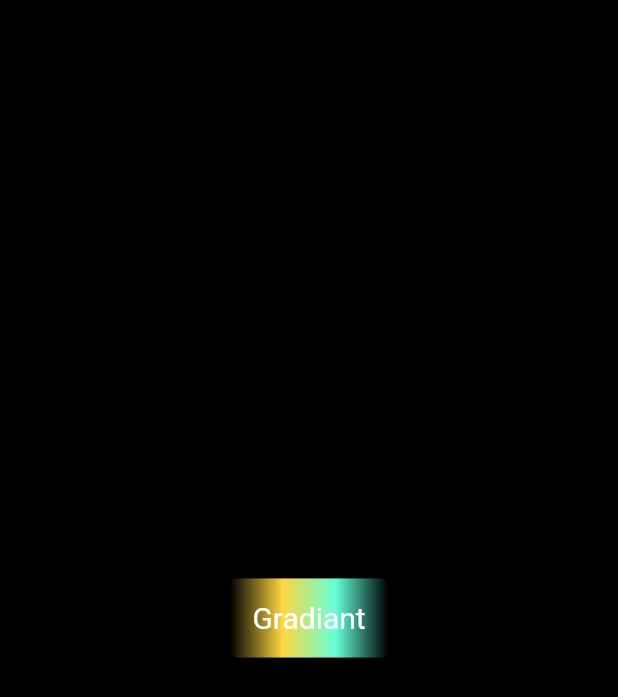
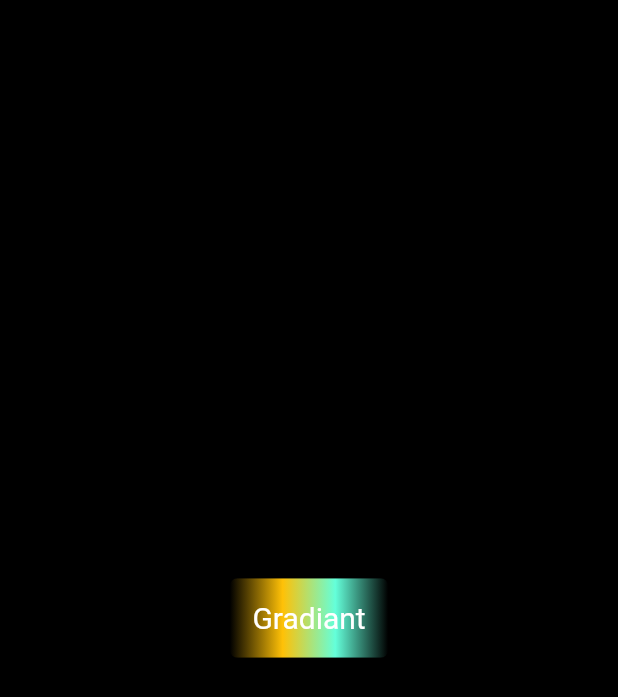
Before and after one commit to Masfiqun/All_in_one_daily_usage_app, a Flutter app: the timer_page screen opened directly, on a phone screen of 412 x 824 dp. Shown: the top 697 px of the screen. Run offline on Flutter 3.47's test engine with Material 3 defaults, Android fonts, the phone set to English and light mode, and no system bars; our stand-ins replace timer_builder; missing offline and left inert: molten_navigationbar_flutter; network calls fail.

Commit message:
day 21th 0.2

```diff
--- a/First_Project/lib/Timer/Pages/timer_page.dart
+++ b/First_Project/lib/Timer/Pages/timer_page.dart
@@ -37,7 +37,7 @@ class _timer_pageState extends State<timer_page> {
                     gradient: LinearGradient(
                       colors: [
                         Colors.black,
-                        Colors.amberAccent,
+                        Colors.amber,
                         Colors.tealAccent,
                         Colors.black,
                       ]
```
